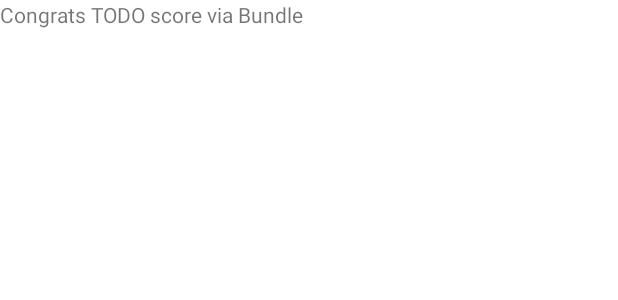
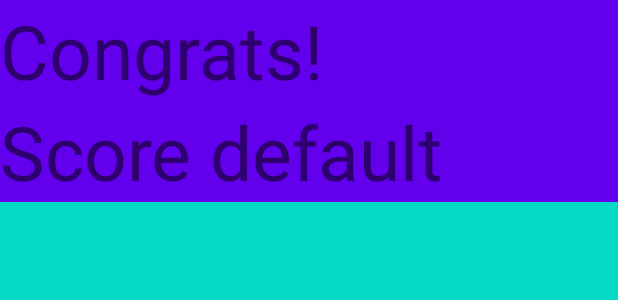
Before and after one commit to alebal123bal/quiz_risposte_multiple, an Android app: the layout activity_last.xml on its own in the app's theme, with its tools: preview values and no code run, on a phone screen of 412 x 824 dp. Shown: the top 300 px of the screen. Run offline under Robolectric (Android 15) with nearby library versions, the phone set to English and light mode, and no system bars.

Commit message:
Put Extra done for score tracking

```diff
--- a/app/src/main/java/com/example/quiz_risposte_multiple/LastActivity.kt
+++ b/app/src/main/java/com/example/quiz_risposte_multiple/LastActivity.kt
@@ -1,11 +1,18 @@
 package com.example.quiz_risposte_multiple;
 
 import android.os.Bundle
+import android.widget.TextView
 import androidx.appcompat.app.AppCompatActivity;
 
 class LastActivity : AppCompatActivity() {
         override fun onCreate(savedInstanceState: Bundle?){
-        super.onCreate(savedInstanceState)
-        setContentView(R.layout.activity_last)
+                super.onCreate(savedInstanceState)
+                setContentView(R.layout.activity_last)
+
+                val scoreTV = findViewById<TextView>(R.id.score_tv)
+
+                scoreTV.text = intent.getStringExtra("score") + " points"
+
+                //TODO Clear old activity
         }
 }
--- a/app/src/main/java/com/example/quiz_risposte_multiple/MainActivity.kt
+++ b/app/src/main/java/com/example/quiz_risposte_multiple/MainActivity.kt
@@ -84,6 +84,7 @@ class MainActivity : AppCompatActivity(), View.OnClickListener {
                     }
                     else{
                         val intent = Intent(this, LastActivity::class.java)
+                        intent.putExtra("score", score.toString())
                         startActivity(intent)
                     }
                     enableSubmit = false
--- a/app/src/main/res/layout/activity_last.xml
+++ b/app/src/main/res/layout/activity_last.xml
@@ -1,13 +1,24 @@
 <?xml version="1.0" encoding="utf-8"?>
     <LinearLayout xmlns:android="http://schemas.android.com/apk/res/android"
-    android:layout_width = "match_parent"
+        android:layout_width = "match_parent"
         android:layout_height="match_parent"
-        android:backgroundTint="@color/teal_200">
+        android:orientation="vertical"
+        android:background="@color/teal_200">
 
         <TextView
-            android:layout_width="wrap_content"
+            android:id="@+id/congratulations_tv"
+            android:layout_width="match_parent"
             android:layout_height="wrap_content"
-            android:text="Congrats TODO score via Bundle">
-
+            android:text="@string/congrats"
+            android:background="@color/purple_500"
+            android:textSize="50sp">
+        </TextView>
+        <TextView
+            android:id="@+id/score_tv"
+            android:layout_width="match_parent"
+            android:layout_height="wrap_content"
+            android:text="@string/score_default"
+            android:background="@color/purple_500"
+            android:textSize="50sp">
         </TextView>
     </LinearLayout>
--- a/app/src/main/res/layout/activity_main.xml
+++ b/app/src/main/res/layout/activity_main.xml
@@ -89,7 +89,7 @@
         android:layout_width="match_parent"
         android:layout_height="wrap_content"
         android:id="@+id/submit_id"
-        android:text="submit"
+        android:text="@string/submit"
         android:backgroundTint="@color/purple_200"
         android:layout_below="@+id/linear_layout_id"
         android:layout_marginTop="40dp"
--- a/app/src/main/res/values/strings.xml
+++ b/app/src/main/res/values/strings.xml
@@ -1,3 +1,10 @@
 <resources>
     <string name="app_name">quiz_risposte_multiple</string>
+
+    <string name="congrats">Congrats!</string>
+
+    <string name="submit">SUBMIT</string>
+
+    <string name="score_default">Score default</string>
+
 </resources>
```
